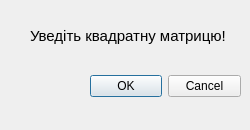
The window that linear_calculator/dialog.ui (AlexPal005/Linear-algebra_calculator) describes before a commit, drawn with Qt 5.
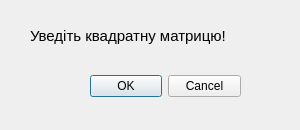
The same window after the commit.

The edit to the form file:
```diff
--- a/linear_calculator/dialog.ui
+++ b/linear_calculator/dialog.ui
@@ -6,19 +6,19 @@
    <rect>
     <x>0</x>
     <y>0</y>
-    <width>250</width>
+    <width>300</width>
     <height>130</height>
    </rect>
   </property>
   <property name="minimumSize">
    <size>
-    <width>250</width>
+    <width>300</width>
     <height>130</height>
    </size>
   </property>
   <property name="maximumSize">
    <size>
-    <width>250</width>
+    <width>300</width>
     <height>130</height>
    </size>
   </property>
@@ -51,9 +51,9 @@
    <property name="geometry">
     <rect>
      <x>30</x>
-     <y>20</y>
+     <y>10</y>
      <width>241</width>
-     <height>31</height>
+     <height>51</height>
     </rect>
    </property>
    <property name="font">
```
